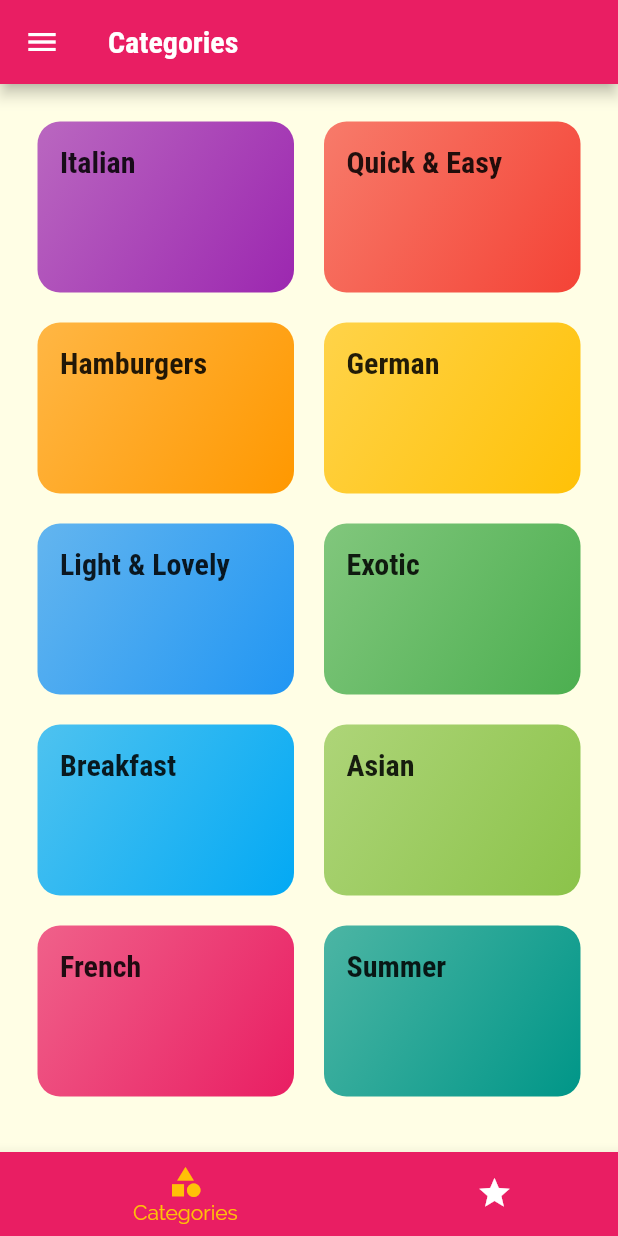
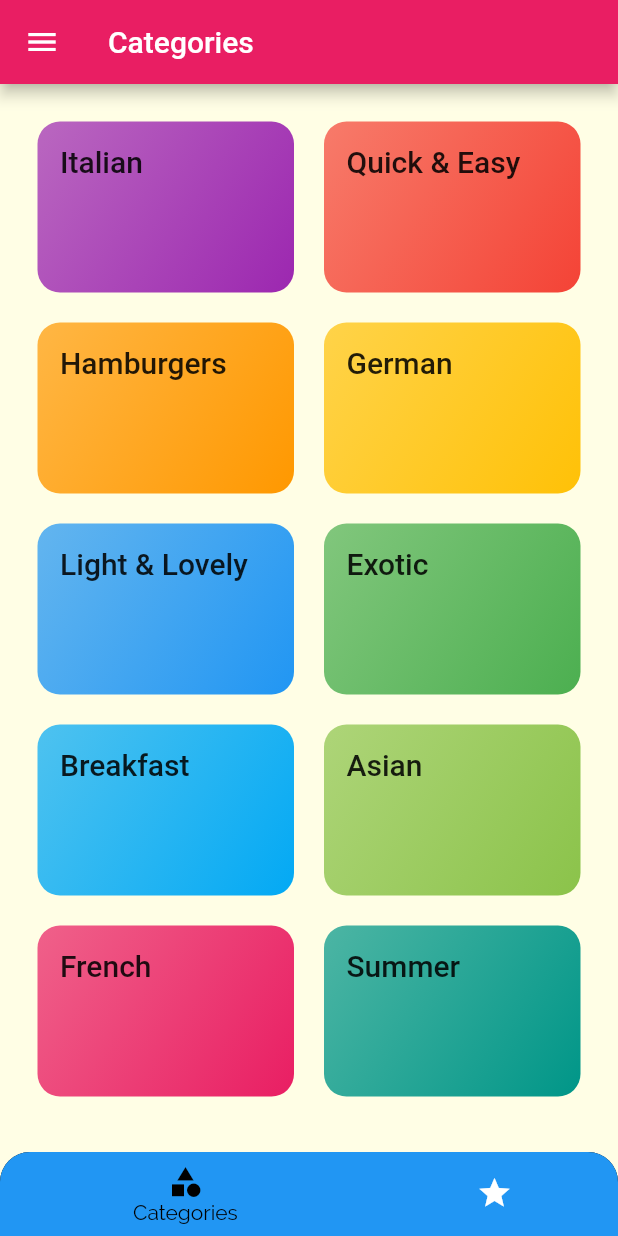
Before and after one commit to abhay1821/Meal, a Flutter app: the screen it shows after launch, on a phone screen of 412 x 824 dp. Run offline on Flutter 3.47's test engine with Material 2 defaults, Android fonts, the phone set to English and light mode, and no system bars.

Commit message:
Removed Errors

```diff
--- a/lib/main.dart
+++ b/lib/main.dart
@@ -1,5 +1,6 @@
 import 'package:flutter/material.dart';
-import './dummy_data.dart';
+import 'package:flutter_complete_guide/utils/theme.dart';
+import 'utils/dummy_data.dart';
 import './models/meal.dart';
 import './screens/fliter_screen.dart';
 import './screens/tab_Screen.dart';
@@ -21,12 +22,9 @@
     'vegan': false,
     'vegetarian': false,
   };
-  //avaialable meals after filter
   List<Meal> _availableMeals = DUMMY_MEALS;
-  //empty list for fav meals
   List<Meal> _favMeals = [];
   void _setFilters(Map<String, bool> filterData) {
-    print('running');
     setState(() {
       _filters = filterData;
       _availableMeals = DUMMY_MEALS.where((meal) {
@@ -48,7 +46,6 @@
   }
 
   void _toggleFav(String mealId) {
-    //for checking whether it is part of
     final existingINdex = _favMeals.indexWhere((meal) => meal.id == mealId);
     if (existingINdex >= 0) {
       setState(() {
@@ -64,7 +61,6 @@
   }
 
   bool _isMealFav(String id) {
-    //returns true if any item is found
     return _favMeals.any((meal) => meal.id == id);
   }
 
@@ -73,33 +69,11 @@
     return MaterialApp(
       debugShowCheckedModeBanner: false,
       title: 'DeliMeals',
-      theme: ThemeData(
-        primarySwatch: Colors.pink,
-        accentColor: Colors.amber,
-        canvasColor: Color.fromRGBO(255, 254, 229, 1),
-        fontFamily: 'Raleway',
-        textTheme: ThemeData.light().textTheme.copyWith(
-            // ignore: deprecated_member_use
-            body1: TextStyle(
-              color: Color.fromRGBO(20, 51, 51, 1),
-            ),
-            // ignore: deprecated_member_use
-            body2: TextStyle(
-              color: Color.fromRGBO(20, 51, 51, 1),
-            ),
-            // ignore: deprecated_member_use
-            title: TextStyle(
-              fontSize: 20,
-              fontFamily: 'RobotoCondensed',
-              fontWeight: FontWeight.bold,
-            )),
-      ),
-      // home: CategoriesScreen(),
+      theme: AppTheme.appTheme,
+
       routes: {
         '/': (ctx) => TabsScreen(_favMeals),
-        // CategoryMealScreen.routeName: (ctx) => CategoryMealScreen(),
-        MealDetailScreen.routeName: (ctx) =>
-            MealDetailScreen(_toggleFav, _isMealFav),
+        MealDetailScreen.routeName: (ctx) => MealDetailScreen(_toggleFav, _isMealFav),
         FilterScreen.routeName: (ctx) => FilterScreen(_filters, _setFilters),
       },
       //if the route is not mentioned above so by default it will use it
--- a/lib/screens/categoryScreen.dart
+++ b/lib/screens/categoryScreen.dart
@@ -1,5 +1,5 @@
 import 'package:flutter/material.dart';
-import '../dummy_data.dart';
+import '../utils/dummy_data.dart';
 import '../widgets/category_item.dart';
 
 class CategoriesScreen extends StatelessWidget {
@@ -8,7 +8,6 @@
     return GridView(
       padding: const EdgeInsets.all(25),
       children: DUMMY_CATEGORIES
-          //return the widget categoryitem for rendering
           .map(
             (catData) => CategoryItem(
               catData.id,
@@ -17,7 +16,6 @@
             ),
           )
           .toList(),
-      //for max width next to each other
       gridDelegate: SliverGridDelegateWithMaxCrossAxisExtent(
         maxCrossAxisExtent: 200,
         childAspectRatio: 3 / 2,
--- a/lib/screens/fliter_screen.dart
+++ b/lib/screens/fliter_screen.dart
@@ -21,7 +21,6 @@
   initState() {
     _glutenFree = widget.currentFilters['gluten'];
     _lactoseFree = widget.currentFilters['lactose'];
-    print(_lactoseFree);
     _vegetarian = widget.currentFilters['vegetarian'];
     _vegan = widget.currentFilters['vegan'];
     super.initState();
--- a/lib/screens/tab_Screen.dart
+++ b/lib/screens/tab_Screen.dart
@@ -3,7 +3,6 @@
 import '../widgets/main_drawer.dart';
 import './favScreen.dart';
 import './categoryScreen.dart';
-import '../models/meal.dart';
 
 class TabsScreen extends StatefulWidget {
   final List<Meal> favMeals;
@@ -14,19 +13,6 @@
 
 class _TabsScreenState extends State<TabsScreen> {
   List<Map<String, Object>> _pages;
-  // final List<Map<String, Object>> _pages = [
-  //   {
-  //     'page': CategoriesScreen(),
-  //     'title': 'Categories',
-  //   },
-  //   {
-  //     //we cannot pass widget favmeals due to
-  //     // build method it can be used in init state
-  //     'page': FavScreen(widget.favMeals),
-  //     'title': 'Your Favourites',
-  //   },
-  // ];
-  //for the Tabs no
   int _selectedPageIndex = 0;
   @override
   void initState() {
@@ -36,7 +22,6 @@
         'title': 'Categories',
       },
       {
-        //it can be executed before build
         'page': FavScreen(widget.favMeals),
         'title': 'Your Favourites',
       },
@@ -58,62 +43,39 @@
       ),
       drawer: MainDrawer(),
       body: _pages[_selectedPageIndex]['page'],
-      bottomNavigationBar: BottomNavigationBar(
+      bottomNavigationBar: ClipRRect(
+        borderRadius: const BorderRadius.vertical(
+          top: Radius.circular(20),
+        ),
+        child: BottomAppBar(
+          shape: const CircularNotchedRectangle(),
+          notchMargin: 10,
+          child: BottomNavigationBar(
             onTap: _selectPage,
-        backgroundColor: Theme.of(context).primaryColor,
+            backgroundColor: Theme.of(context).canvasColor,
             unselectedItemColor: Colors.white,
-        selectedItemColor: Theme.of(context).accentColor,
+            selectedItemColor: Theme.of(context).bottomAppBarColor,
             currentIndex: _selectedPageIndex,
             type: BottomNavigationBarType.shifting,
             items: [
               BottomNavigationBarItem(
                 backgroundColor: Theme.of(context).primaryColor,
-            icon: Icon(Icons.category),
-            // ignore: deprecated_member_use
-            title: Text('Categories'),
+                icon: Icon(
+                  Icons.category,
+                ),
+                label: 'Categories',
               ),
               BottomNavigationBarItem(
                 backgroundColor: Theme.of(context).primaryColor,
                 icon: Icon(
                   Icons.star,
                 ),
-            // ignore: deprecated_member_use
-            title: Text('Favourites'),
+                label: 'Favourites',
               ),
             ],
           ),
+        ),
+      ),
     );
-    // return DefaultTabController(
-    //   length: 2,
-    //   // for default tab view or fav
-    //   // initialIndex: 1,
-    //   child: Scaffold(
-    //     appBar: AppBar(
-    //       title: Text('Meals'),
-    //       bottom: TabBar(
-    //         tabs: <Widget>[
-    //           Tab(
-    //             icon: Icon(
-    //               Icons.category,
-    //             ),
-    //             text: 'Categories',
-    //           ),
-    //           Tab(
-    //             icon: Icon(
-    //               Icons.category,
-    //             ),
-    //             text: 'Favorites',
-    //           ),
-    //         ],
-    //       ),
-    //     ),
-    //     body: TabBarView(
-    //       children: <Widget>[
-    //         CategoriesScreen(),
-    //         FavScreen(),
-    //       ],
-    //     ),
-    //   ),
-    // );
   }
 }
--- /dev/null
+++ b/lib/utils/theme.dart
@@ -0,0 +1,27 @@
+import 'package:flutter/material.dart';
+
+class AppTheme {
+  static final ThemeData appTheme = ThemeData(
+    canvasColor: Color.fromRGBO(255, 254, 229, 1),
+    bottomAppBarColor: Colors.black,
+    fontFamily: 'Raleway',
+    textTheme: ThemeData.light().textTheme.copyWith(
+          bodyText1: TextStyle(
+            color: Color.fromRGBO(20, 51, 51, 1),
+          ),
+          bodyText2: TextStyle(
+            color: Color.fromRGBO(20, 51, 51, 1),
+          ),
+          subtitle1: TextStyle(
+            fontSize: 20,
+            fontFamily: 'RobotoCondensed',
+            fontWeight: FontWeight.bold,
+          ),
+        ),
+    colorScheme: ColorScheme.fromSwatch(
+      primarySwatch: Colors.pink,
+    ).copyWith(
+      secondary: Colors.amber,
+    ),
+  );
+}
--- a/lib/widgets/category_item.dart
+++ b/lib/widgets/category_item.dart
@@ -9,7 +9,6 @@
   CategoryItem(this.id, this.title, this.color);
 
   void selectCategory(BuildContext ctx) {
-    //for navigation b/w screens & pushnamed for routes
     Navigator.of(ctx).pushNamed(
       CategoryMealScreen.routeName,
       arguments: {
@@ -17,12 +16,6 @@
         'title': title,
       },
     );
-
-    //since we cannot directly do it so we use route with builder return widget
-    // MaterialPageRoute(
-    //   builder: (_) {
-    //     return CategoryMealScreen(id, title);
-    //   },
   }
 
   @override
@@ -35,8 +28,7 @@
         padding: const EdgeInsets.all(15),
         child: Text(
           title,
-          // ignore: deprecated_member_use
-          style: Theme.of(context).textTheme.title,
+          style: Theme.of(context).textTheme.headline6,
         ),
         decoration: BoxDecoration(
           gradient: LinearGradient(
--- a/lib/widgets/main_drawer.dart
+++ b/lib/widgets/main_drawer.dart
@@ -1,3 +1,5 @@
+// ignore_for_file: deprecated_member_use
+
 import 'package:flutter/material.dart';
 import '../screens/fliter_screen.dart';
 
@@ -30,7 +32,7 @@
             width: double.infinity,
             padding: EdgeInsets.all(20),
             alignment: Alignment.centerLeft,
-            color: Theme.of(context).accentColor,
+            color: Theme.of(context).errorColor,
             child: Text(
               'Cooking Up!',
               style: TextStyle(
```
Also changed, not shown: lib/screens/category_mealScreen.dart (+4 -38 lines), lib/screens/meal_detail_screen.dart (+9 -15 lines), lib/utils/dummy_data.dart (renamed from lib/dummy_data.dart, +13 -35 lines), lib/widgets/meal_item.dart (+1 -6 lines), pubspec.lock, 2 other files. Lines whose indentation alone changed are shown as unchanged.
